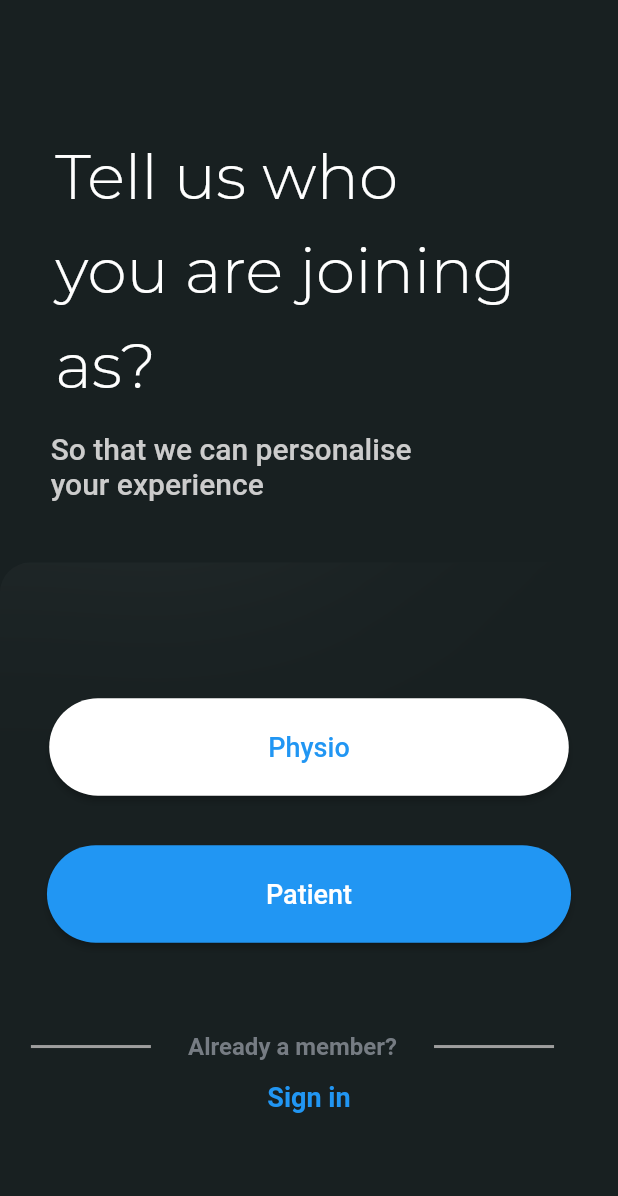
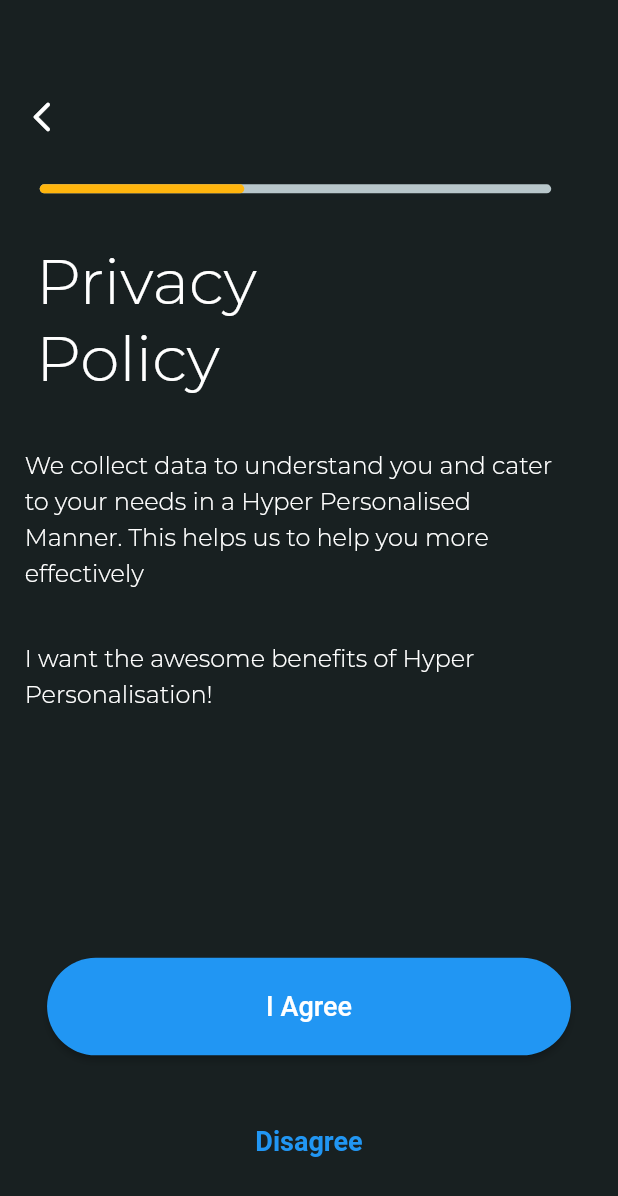
Before and after one commit to satyamvaidhyamegha/ProphysioApp, a Flutter app: the screen it shows after launch, after a tap on "Patient", on a phone screen of 412 x 824 dp. Shown: the top 1196 px of the screen. Run offline on Flutter 3.47's test engine with Material 2 defaults, Android fonts, the phone set to English and light mode, and no system bars; drawn by our look-alikes of blurrycontainer, percent_indicator; our stand-ins replace flutter_easyloading, flutter_spinkit, shared_preferences; Roboto replaces fonts that are missing (Mulish); project files that could hold a hidden picture were left out.

Commit message:
Setting background image for selection screen and implemented Privacy policy and Terms and condition screen

```diff
--- a/physio/lib/BaseWidget/text.dart
+++ b/physio/lib/BaseWidget/text.dart
@@ -12,7 +12,7 @@ getText(
     style: textStyle,
     overflow: TextOverflow.clip,
     softWrap: true,
-    maxLines: 3,
+    maxLines: 100,
   );
 }
 
@@ -26,6 +26,20 @@ buttonText(
     style: textStyle,
     overflow: TextOverflow.clip,
     softWrap: true,
-    maxLines: 3,
+    maxLines: 100,
   );
 }
+
+getParaText(
+    {required String text,
+    required TextStyle textStyle,
+    TextAlign? textAlign}) {
+  return Text(
+    text,
+    textAlign: textAlign,
+    style: textStyle,
+    overflow: TextOverflow.clip,
+    softWrap: true,
+    maxLines: 100,
+  );
+}
--- a/physio/lib/constants/string.dart
+++ b/physio/lib/constants/string.dart
@@ -214,6 +214,7 @@ class ImagePath {
   static const ASSES_SUGGESTED_IMAGE3 = "assets/Group 74761.png";
   static const ROUTINE_UP_NEXT_IMAGE = "assets/Mask Group 135@2x.png";
   static const AUTH_SCREEN = "assets/Group 74772.png";
+  static const PATRN = "assets/Group 74744.png";
 }
 
 class CustomLogo {
--- a/physio/lib/constants/style.dart
+++ b/physio/lib/constants/style.dart
@@ -46,6 +46,13 @@ class BaseStyles {
       fontFamily: 'Montserrat',
       fontWeight: FontWeight.w300,
       fontSize: 42.0,
+      color: Color(0xFFFFFFFF));
+
+  static TextStyle privacyTextStyle = TextStyle(
+      fontFamily: 'Montserrat',
+      fontWeight: FontWeight.w300,
+      fontSize: 16.0,
+      height: 1.5,
       color: Color(0xFFFFFFFF));
 
   static TextStyle subHeadingTextStyle = TextStyle(
--- a/physio/lib/main.dart
+++ b/physio/lib/main.dart
@@ -37,7 +37,7 @@ class MyApp extends StatelessWidget {
         '/SplashPage2': (BuildContext context) => const SplashPage2(),
         '/selection': (BuildContext context) => const ProfileSelectionPage(),
         '/about': (BuildContext context) => const AboutPage(),
-        '/authPage':(BuildContext context) => const AuthPage(),
+        '/authPage': (BuildContext context) => const AuthPage(),
         //       '/login': (BuildContext context) => const LoginPage(),
         //     '/detail1': (BuildContext context) => const DetailPage(),
         //     '/welcomeuser': (BuildContext context) => const Welcomeuser(),
--- /dev/null
+++ b/physio/lib/screens/onboarding/policy_terms/privacy_policy.dart
@@ -0,0 +1,158 @@
+// ignore_for_file: unnecessary_new, prefer_const_constructors
+
+import 'package:flutter/material.dart';
+import 'package:physio/BaseWidget/text.dart';
+import 'package:physio/constants/colors.dart';
+import 'package:physio/constants/style.dart';
+import 'package:percent_indicator/percent_indicator.dart';
+import 'package:physio/screens/onboarding/policy_terms/terms_condition.dart';
+
+class PrivacyPolicy extends StatefulWidget {
+  const PrivacyPolicy({Key? key}) : super(key: key);
+
+  @override
+  State<PrivacyPolicy> createState() => _PrivacyPolicyState();
+}
+
+var windowWidth;
+var windowHeight;
+
+class _PrivacyPolicyState extends State<PrivacyPolicy> {
+  @override
+  Widget build(BuildContext context) {
+    windowWidth = MediaQuery.of(context).size.width;
+    windowHeight = MediaQuery.of(context).size.height;
+    return Scaffold(
+      body: initScreen(context),
+    );
+  }
+
+  initScreen(BuildContext context) {
+    return Scaffold(
+      backgroundColor: AppColors.kBGcolor,
+      body: SingleChildScrollView(
+        child: Column(
+            mainAxisAlignment: MainAxisAlignment.start,
+            crossAxisAlignment: CrossAxisAlignment.center,
+            children: [
+              Container(
+                alignment: Alignment.topLeft,
+                child: Padding(
+                  padding: EdgeInsets.only(
+                      top: MediaQuery.of(context).size.height * 0.08, left: 16),
+                  child: GestureDetector(
+                    onTap: () => Navigator.of(context).pop(false),
+                    child: Icon(
+                      Icons.arrow_back_ios_new_rounded,
+                      color: AppColors.textColor,
+                    ),
+                  ),
+                ),
+              ),
+              Padding(
+                padding: EdgeInsets.only(
+                  top: MediaQuery.of(context).size.height * 0.04,
+                  left: MediaQuery.of(context).size.width * 0.04,
+                  right: MediaQuery.of(context).size.width * 0.04,
+                ),
+                child: new LinearPercentIndicator(
+                  width: 361,
+                  animation: true,
+                  lineHeight: 6.0,
+                  animationDuration: 2500,
+                  percent: 0.4,
+                  barRadius: const Radius.circular(16),
+                  progressColor: AppColors.progressYellowLine,
+                ),
+              ),
+              Padding(
+                  padding: EdgeInsets.only(
+                      left: MediaQuery.of(context).size.width * 0.04,
+                      right: MediaQuery.of(context).size.width * 0.04),
+                  child: Column(
+                    mainAxisAlignment: MainAxisAlignment.start,
+                    children: [
+                      Container(
+                        padding: EdgeInsets.only(
+                            top: MediaQuery.of(context).size.height * 0.04,
+                            right: MediaQuery.of(context).size.width * 0.50),
+                        child: getText(
+                            text: "Privacy \nPolicy",
+                            textStyle: BaseStyles.headingTextStyle),
+                      ),
+                    ],
+                  )),
+              Padding(
+                  padding: EdgeInsets.only(
+                      left: MediaQuery.of(context).size.width * 0.04,
+                      right: MediaQuery.of(context).size.width * 0.04),
+                  child: Column(
+                      mainAxisAlignment: MainAxisAlignment.start,
+                      children: [
+                        Container(
+                          padding: EdgeInsets.only(
+                              top: MediaQuery.of(context).size.height * 0.04,
+                              right: MediaQuery.of(context).size.width * 0.04),
+                          child: getText(
+                              text:
+                                  "We collect data to understand you and cater to your needs in a Hyper Personalised Manner. This helps us to help you more effectively",
+                              textStyle: BaseStyles.privacyTextStyle),
+                        ),
+                        Container(
+                          padding: EdgeInsets.only(
+                              top: MediaQuery.of(context).size.height * 0.04,
+                              right: MediaQuery.of(context).size.width * 0.04),
+                          child: getText(
+                              text:
+                                  "I want the awesome benefits of Hyper Personalisation!",
+                              textStyle: BaseStyles.privacyTextStyle),
+                        ),
+                        Column(children: [
+                          Padding(
+                            padding: EdgeInsets.only(
+                                top: MediaQuery.of(context).size.height * 0.20),
+                          ),
+                          ElevatedButton(
+                              style: ElevatedButton.styleFrom(
+                                primary: Colors.blue,
+                                padding: const EdgeInsets.symmetric(
+                                    horizontal: 146.0, vertical: 22.0),
+                                shape: const StadiumBorder(),
+                              ),
+                              child: buttonText(
+                                  text: 'I Agree',
+                                  textStyle: TextStyle(
+                                      color: Colors.white, fontSize: 18)),
+                              onPressed: () {
+                                Navigator.pushReplacement(
+                                    context,
+                                    MaterialPageRoute(
+                                        builder: (context) =>
+                                            TermsCondition()));
+                              }),
+                          Padding(
+                              padding: EdgeInsets.only(
+                                  top: MediaQuery.of(context).size.height *
+                                      0.04)),
+                          Center(
+                              child: TextButton(
+                            style: TextButton.styleFrom(primary: Colors.blue
+                                // foreground
+                                ),
+                            onPressed: () {
+                              //   Navigator.pushReplacement(
+                              //      context,
+                              //       MaterialPageRoute(
+                              //      builder: (context) => TermsCondition()));
+                            },
+                            child: getText(
+                                text: 'Disagree',
+                                textStyle: BaseStyles.orSignInWithbutton),
+                          ))
+                        ])
+                      ]))
+            ]),
+      ),
+    );
+  }
+}
--- a/physio/lib/screens/onboarding/profile_selection.dart
+++ b/physio/lib/screens/onboarding/profile_selection.dart
@@ -1,5 +1,3 @@
-//import 'dart:async';
-
 import 'package:flutter/material.dart';
 import 'package:physio/BaseWidget/text.dart';
 import 'package:physio/constants/colors.dart';
@@ -7,8 +5,7 @@ import 'package:physio/constants/style.dart';
 import 'package:blurrycontainer/blurrycontainer.dart';
 
 import 'about_screen.dart';
-
-//import 'package:physio/constants/raddi.dart';
+import 'package:physio/screens/onboarding/policy_terms/privacy_policy.dart';
 
 class ProfileSelectionPage extends StatefulWidget {
   const ProfileSelectionPage({Key? key}) : super(key: key);
@@ -22,11 +19,24 @@ bool isButtonPressed1 = false;
 bool isTxtbtnPressed = false;
 
 class _ProfileSelectionPageState extends State<ProfileSelectionPage> {
+  // ignore: prefer_typing_uninitialized_variables
+  var windowWidth;
+  // ignore: prefer_typing_uninitialized_variables
+  var windowHeight;
   @override
   Widget build(BuildContext context) {
+    windowWidth = MediaQuery.of(context).size.width;
+    windowHeight = MediaQuery.of(context).size.height;
+    return Scaffold(
+      body: initScreen(context),
+    );
+  }
+
+  initScreen(BuildContext context) {
     return Scaffold(
         backgroundColor: AppColors.kBGcolor,
-        body: Column(children: [
+        body: SingleChildScrollView(
+            child: Column(children: [
           Padding(
               padding: EdgeInsets.only(
                   left: MediaQuery.of(context).size.width * 0.04,
@@ -55,23 +65,39 @@ class _ProfileSelectionPageState extends State<ProfileSelectionPage> {
               )),
           Container(
             padding: EdgeInsets.only(
-                top: MediaQuery.of(context).size.height * 0.05,
                 left: MediaQuery.of(context).size.width * 0.02,
                 right: MediaQuery.of(context).size.width * 0.02),
           ),
-          BlurryContainer(
-              blur: 80,
-              width: MediaQuery.of(context).size.width,
-              height: MediaQuery.of(context).size.height * 0.33,
-              elevation: 0,
-              color: Colors.transparent,
-              borderRadius: const BorderRadius.only(
+          Container(),
+          Stack(
+            children: <Widget>[
+              Image.asset(
+                'assets/Group 74744.png',
+                fit: BoxFit.cover,
+                height: 410,
+                width: 390,
+              ),
+              Positioned(
+                  top: 165,
+                  child: BlurryContainer(
+                    blur: 90,
+                    child: Container(
+                      width: 378,
+                      height: 500,
+                      decoration: const BoxDecoration(
+                        borderRadius: BorderRadius.only(
                           topLeft: Radius.circular(20.0),
                           topRight: Radius.circular(20.0),
+                          bottomLeft: Radius.circular(20.0),
+                          bottomRight: Radius.circular(20.0),
                         ),
-              child: Container(
+                        color: Colors.transparent,
+                      ),
+                    ),
+                  )),
+              Container(
                 padding: EdgeInsets.only(
-                    top: MediaQuery.of(context).size.height * 0.10,
+                    top: MediaQuery.of(context).size.height * 0.26,
                     left: MediaQuery.of(context).size.width * 0.02,
                     right: MediaQuery.of(context).size.width * 0.02),
                 child: Center(
@@ -80,7 +106,7 @@ class _ProfileSelectionPageState extends State<ProfileSelectionPage> {
                     style: ElevatedButton.styleFrom(
                       primary: isButtonPressed ? Colors.blue : Colors.white,
                       padding: const EdgeInsets.symmetric(
-                          horizontal: 146.0, vertical: 22.0),
+                          horizontal: 146.0, vertical: 20.0),
                       shape: const StadiumBorder(),
                     ),
                     child: Text(
@@ -113,7 +139,7 @@ class _ProfileSelectionPageState extends State<ProfileSelectionPage> {
                     style: ElevatedButton.styleFrom(
                       primary: isButtonPressed1 ? Colors.blue : Colors.white,
                       padding: const EdgeInsets.symmetric(
-                          horizontal: 146.0, vertical: 22.0),
+                          horizontal: 146.0, vertical: 20.0),
                       shape: const StadiumBorder(),
                     ),
                     child: buttonText(
@@ -129,17 +155,20 @@ class _ProfileSelectionPageState extends State<ProfileSelectionPage> {
                         if (isButtonPressed1 = true) {
                           isButtonPressed = false;
                           isTxtbtnPressed = false;
+                          Navigator.push(
+                            context,
+                            MaterialPageRoute(
+                                builder: (context) => const PrivacyPolicy()),
+                          );
                         }
                       });
                     },
                   ),
-                ])),
-              )),
                   Row(
                     children: [
                       Container(
                         padding: EdgeInsets.only(
-                  top: MediaQuery.of(context).size.height * 0.05,
+                          top: MediaQuery.of(context).size.height * 0.04,
                           left: MediaQuery.of(context).size.width * 0.05,
                         ),
                         child: Container(
@@ -159,7 +188,7 @@ class _ProfileSelectionPageState extends State<ProfileSelectionPage> {
                       ),
                       Container(
                         padding: EdgeInsets.only(
-                  top: MediaQuery.of(context).size.height * 0.05,
+                          top: MediaQuery.of(context).size.height * 0.06,
                           left: MediaQuery.of(context).size.width * 0.06,
                         ),
                         child: Container(
@@ -173,11 +202,13 @@ class _ProfileSelectionPageState extends State<ProfileSelectionPage> {
                   Center(
                       child: TextButton(
                     style: TextButton.styleFrom(
-              primary:
-                  isTxtbtnPressed ? Colors.white : Colors.blue, // foreground
+                      primary: isTxtbtnPressed
+                          ? Colors.blue
+                          : Colors.white, // foreground
                     ),
                     onPressed: () {
                       isTxtbtnPressed = !isTxtbtnPressed;
+                      setState(() {
                         if (isTxtbtnPressed = true) {
                           isButtonPressed1 = false;
                           isButtonPressed = false;
@@ -185,11 +216,18 @@ class _ProfileSelectionPageState extends State<ProfileSelectionPage> {
                         //  Navigator.pushReplacement(
                         //             context,
                         //                 MaterialPageRoute(
+                        //
                         //                      builder: (context) => LoginPage()));
+                      });
                     },
                     child: getText(
-                text: 'Sign in', textStyle: BaseStyles.orSignInWithbutton),
+                        text: 'Login',
+                        textStyle: BaseStyles.orSignInWithbutton),
                   ))
-        ]));
+                ])),
+              )
+            ],
+          ),
+        ])));
   }
 }
--- a/physio/lib/screens/onboarding/splash_screen.dart
+++ b/physio/lib/screens/onboarding/splash_screen.dart
@@ -18,7 +18,9 @@ class SplashPage extends StatefulWidget {
 }
 
 class _SplashPagePageState extends State<SplashPage> {
+  // ignore: prefer_typing_uninitialized_variables
   var windowWidth;
+  // ignore: prefer_typing_uninitialized_variables
   var windowHeight;
 
   _startNextScreen() {
--- a/physio/pubspec.yaml
+++ b/physio/pubspec.yaml
@@ -40,6 +40,7 @@ dependencies:
   font_awesome_flutter: ^10.0.0
   google_fonts: ^3.0.1
   blurrycontainer: 1.0.2
+  percent_indicator: ^4.0.1
 
 
 dev_dependencies:
```
Also changed, not shown: physio/lib/screens/onboarding/about_screen.dart (+7 -12 lines), physio/lib/screens/onboarding/policy_terms/terms_condition.dart (added, +114 -0 lines), physio/lib/utility/navigation.dart (added, +13 -0 lines), physio/assets/Group 74744.png (added), physio/assets/Line 669.png (deleted), physio/assets/Line 669@2x.png (deleted), physio/assets/Line 669@3x.png (deleted), physio/pubspec.lock. Lines whose indentation alone changed are shown as unchanged.
